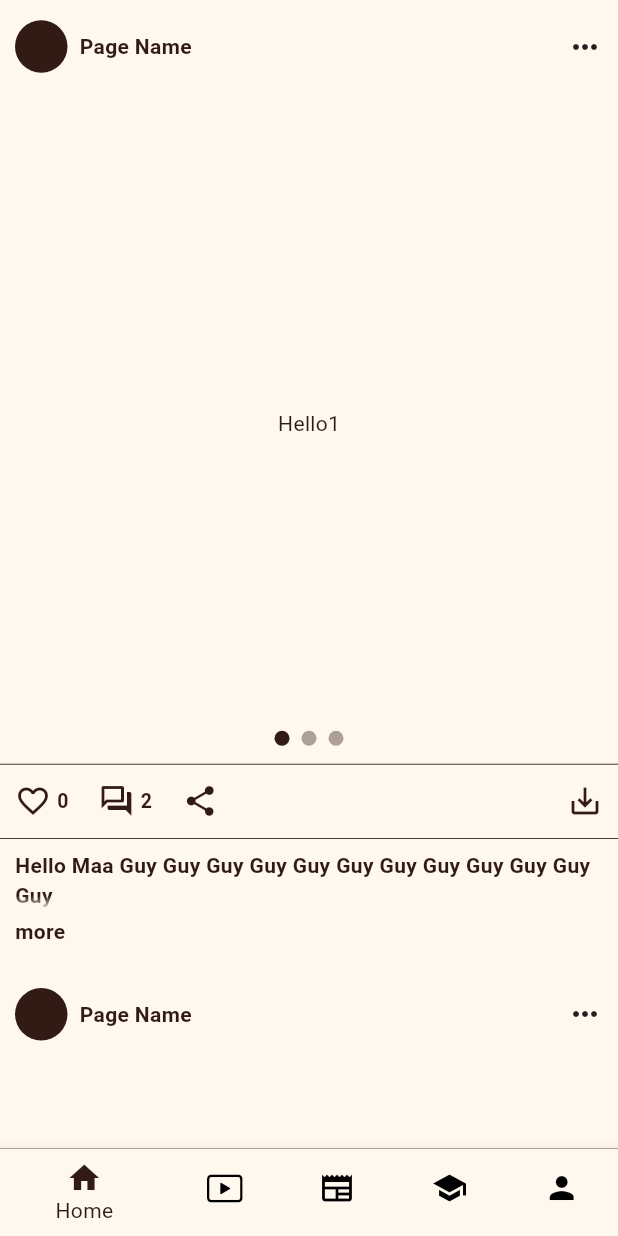
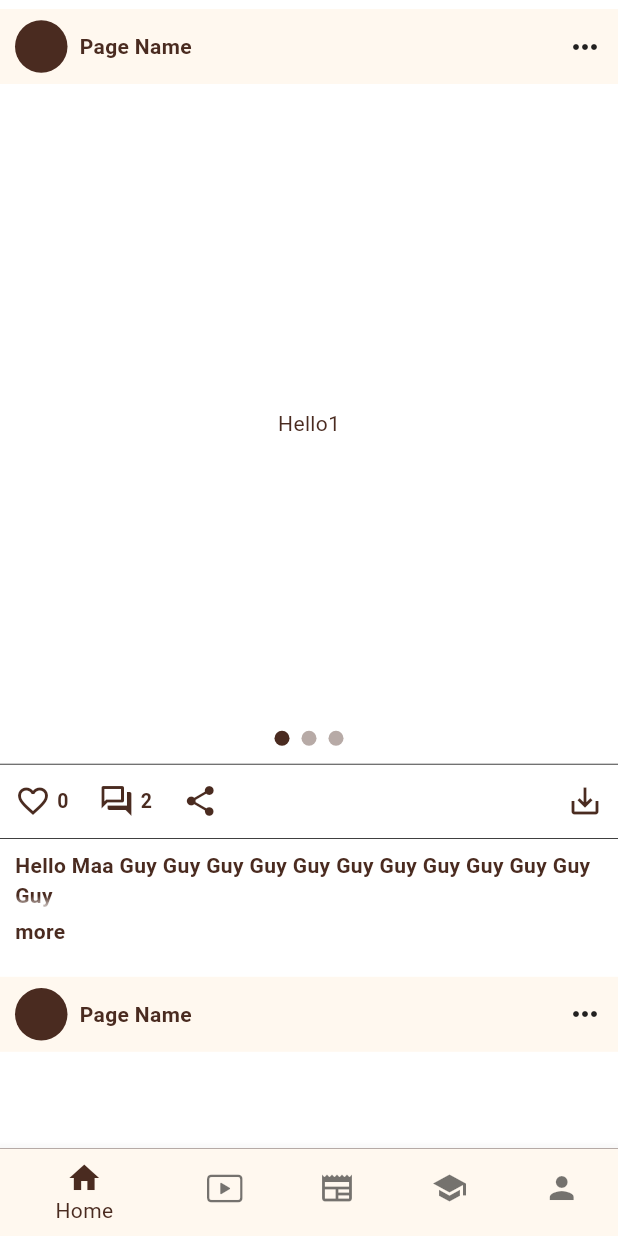
Before and after one commit to Prostorm11/eco_world, a Flutter app: the screen it shows after launch, on a phone screen of 412 x 824 dp. Run offline on Flutter 3.47's test engine with Material 3 defaults, Android fonts, the light colour scheme and no system bars; drawn by our look-alikes of smooth_page_indicator; our stand-ins replace video_player, visibility_detector.

Commit message:
LightAndDarkTheme

```diff
--- a/lib/main.dart
+++ b/lib/main.dart
@@ -3,6 +3,7 @@ import 'package:eco_world/screens/HomeScreen/home.dart';
 import 'package:eco_world/screens/NewScreen/news.dart';
 import 'package:eco_world/screens/ReelsScreen/reels.dart';
 import 'package:eco_world/screens/ResearchScreen/reasearch.dart';
+import 'package:eco_world/screens/SignUpLogin/signin.dart';
 import 'package:flutter/cupertino.dart';
 import 'package:flutter/material.dart';
 
@@ -20,14 +21,15 @@ class MyApp extends StatelessWidget {
       debugShowCheckedModeBanner: false,
       theme: ThemeData(
         colorScheme: ColorScheme.fromSeed(seedColor: const Color(0xFFece5d8))
-            .copyWith(onSurface: const Color(0xFF321B15)),
+            .copyWith(onSurface: const Color(0xFF4A2B20)),
         useMaterial3: true,
       ),
       darkTheme: ThemeData(
-          colorScheme: ColorScheme.fromSeed(seedColor: const Color(0x00ece5d8))
+          colorScheme: ColorScheme.fromSeed(seedColor: const Color(0xFF4A2B20))
               .copyWith(
-                  surface: const Color(0x00ece5d8), onSurface: Colors.grey),
+                  surface: const Color(0xFF4A2B20), onSurface: Colors.grey),
           useMaterial3: true),
+      themeMode: ThemeMode.system,
       home: const _EntryState(),
     );
   }
@@ -48,7 +50,7 @@ class Entry extends State<_EntryState> {
       case 1:
         return const ReelsScreen();
       case 2:
-      return const NewsScreen();
+        return const SigninScreen();
       case 3:
         return const ResearchScreen();
       case 4:
@@ -57,6 +59,7 @@ class Entry extends State<_EntryState> {
         return const HomeScreen();
     }
   }
+
   int _selectIndex = 0;
 
   void _screenIndexChange(int index) {
@@ -70,6 +73,7 @@ class Entry extends State<_EntryState> {
     final cs = Theme.of(context).colorScheme;
     return SafeArea(
       child: Scaffold(
+        backgroundColor: Colors.transparent,
         body: _getScreen(_selectIndex),
         bottomNavigationBar: Container(
             decoration: BoxDecoration(
@@ -79,8 +83,13 @@ class Entry extends State<_EntryState> {
               currentIndex: _selectIndex,
               onTap: _screenIndexChange,
               selectedItemColor: cs.onSurface,
-              unselectedItemColor: Colors.black,
-              backgroundColor: cs.surface,
+              unselectedItemColor:
+                  Theme.of(context).brightness == Brightness.dark
+                      ? Colors.grey[400]
+                      : Colors.black54,
+              backgroundColor: Theme.of(context).brightness == Brightness.dark
+                  ? const Color(0xFF4A2B20) // a soft dark brown background
+                  : cs.surface,
               items: const <BottomNavigationBarItem>[
                 BottomNavigationBarItem(icon: Icon(Icons.home), label: "Home"),
                 BottomNavigationBarItem(
@@ -95,8 +104,8 @@ class Entry extends State<_EntryState> {
                   icon: Icon(Icons.person),
                   label: "Account",
                 ),
-              ]),
-        ),
+              ],
+            )),
       ),
     );
   }
--- a/lib/screens/ReelsScreen/components/actionbar.dart
+++ b/lib/screens/ReelsScreen/components/actionbar.dart
@@ -16,7 +16,7 @@ class _ActionbarState extends State<Actionbar> {
   @override
   Widget build(BuildContext context) {
     final cs=Theme.of(context).colorScheme;
-    return Container(
+    return SizedBox(
       height: MediaQuery.of(context).size.height*0.40,
       width: MediaQuery.of(context).size.height*0.075,
 
```
Also changed, not shown: lib/screens/ReelsScreen/components/reelbox.dart (+10 -7 lines), lib/screens/ReelsScreen/components/videobox.dart (+1 -20 lines), lib/screens/ReelsScreen/reels.dart (+65 -12 lines), lib/screens/SignUpLogin/signin.dart (added, +43 -0 lines). Lines whose indentation alone changed are shown as unchanged.
